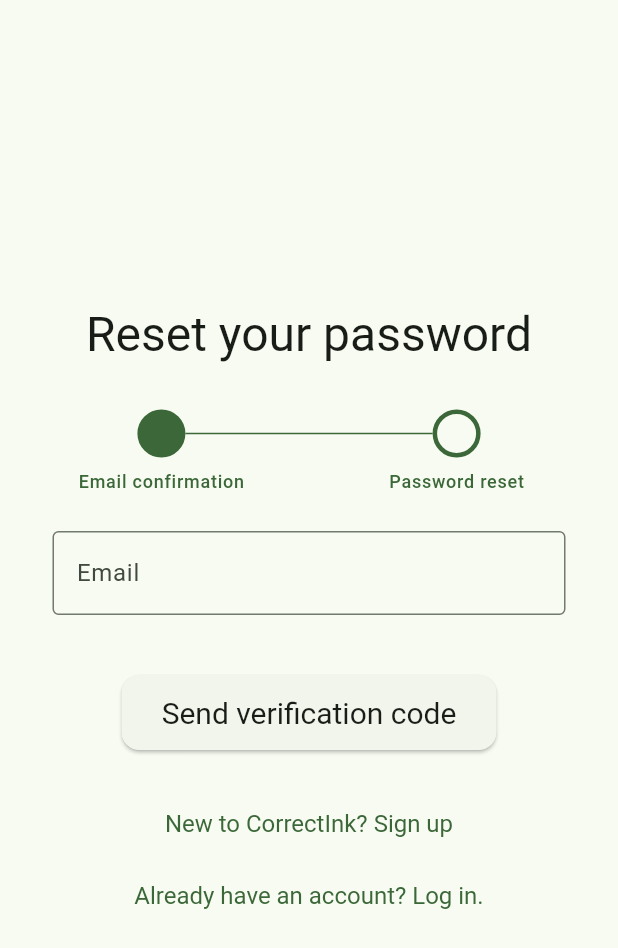
After one commit to AdrienDhmx/CorrectInk, a Flutter app: the ResetPassword screen opened by its route, on a phone screen of 412 x 824 dp. The commit adds this screen. Shown: the top 948 px of the screen. Run offline on Flutter 3.47's test engine with Material 3 defaults, Android fonts, the phone set to English and light mode, and no system bars; drawn by our look-alikes of easy_stepper; our stand-ins replace auto_size_text, carousel_slider, connectivity_plus, csv, file_picker, flutter_local_notifications and 10 more; missing offline and left inert: back_button_interceptor, dart:ffi, markdown; generated files the repository leaves out were written again; statements that could not run were skipped.

Commit message:
feat: reset password

```diff
--- a/frontend/correctink/lib/app/screens/log_in.dart
+++ b/frontend/correctink/lib/app/screens/log_in.dart
@@ -63,6 +63,12 @@ class _LogInState extends State<LogIn> {
                       GoRouter.of(context).go(RouterHelper.signupRoute);
                     }
                   ),
+                  linkButton(context,
+                      text: 'Forgot your password ?'.i18n(),
+                      onPressed: () {
+                        GoRouter.of(context).go(RouterHelper.resetPasswordRoute);
+                      }
+                  ),
                 ],
               ),
             ),
--- /dev/null
+++ b/frontend/correctink/lib/app/screens/reset_password_page.dart
@@ -0,0 +1,278 @@
+import 'dart:convert';
+
+import 'package:correctink/blocs/password_form.dart';
+import 'package:correctink/widgets/countdown_timer.dart';
+import 'package:correctink/widgets/snackbars_widgets.dart';
+import 'package:easy_stepper/easy_stepper.dart';
+import 'package:flutter/material.dart';
+import 'package:go_router/go_router.dart';
+import 'package:localization/localization.dart';
+import 'package:provider/provider.dart';
+import 'package:http/http.dart' as http;
+
+import '../../utils/router_helper.dart';
+import '../../widgets/buttons.dart';
+import '../../widgets/widgets.dart';
+import '../data/app_services.dart';
+
+
+class ResetPassword extends StatefulWidget {
+  const ResetPassword({super.key});
+
+  @override
+  State<StatefulWidget> createState() => _ResetPassword();
+}
+
+class _ResetPassword extends State<ResetPassword> {
+  late TextEditingController _emailController;
+  late TextEditingController _confirmCodeController;
+  late String password = "";
+  late bool isPasswordStrong = false;
+  late bool passwordEqual = false;
+  late int currentStep = 1;
+
+  late int confirmCode = -1;
+  late bool askConfirmCode = false;
+  late bool waiting = false;
+
+  @override
+  void initState() {
+    _emailController = TextEditingController();
+    _confirmCodeController = TextEditingController()..addListener(() {
+      if(int.tryParse(_confirmCodeController.text) == confirmCode) {
+        setState(() {
+          currentStep = 2;
+        });
+      }
+    });
+    super.initState();
+  }
+
+  @override
+  void dispose() {
+    _emailController.dispose();
+    _confirmCodeController.dispose();
+    super.dispose();
+  }
+
+  @override
+  Widget build(BuildContext context) {
+    final theme = Theme.of(context).colorScheme;
+    return Scaffold(
+      body: SafeArea(
+        child: Form(
+          child: Stack(
+            children: [
+              Align(
+                alignment: Alignment.center,
+                child: SingleChildScrollView(
+                  child: Padding(
+                    padding: const EdgeInsets.symmetric(horizontal: 20.0),
+                    child: Container(
+                      constraints: const BoxConstraints(minWidth: 250, maxWidth: 1000),
+                      child: Column(
+                        mainAxisAlignment: MainAxisAlignment.center,
+                        children: [
+                          const SizedBox(height: 20,),
+                          Text('Reset your password'.i18n(), style: Theme.of(context).textTheme.headlineLarge),
+                          const SizedBox(height: 20,),
+                          EasyStepper(activeStep: currentStep,
+                            showLoadingAnimation: false,
+                            lineLength: MediaQuery.of(context).size.width * 0.4,
+                            lineSpace: 2,
+                            lineType: LineType.normal,
+                            defaultLineColor: theme.onBackground.withAlpha(160),
+                            finishedLineColor: theme.primary,
+                            activeStepTextColor: theme.primary,
+                            finishedStepTextColor: theme.primary,
+                            internalPadding: 0,
+                            stepRadius: 16,
+                            showStepBorder: true,
+                            borderThickness: 3,
+                            enableStepTapping: false,
+                            steps: [
+                              EasyStep(
+                                customStep: Container(
+                                ),
+                                title: 'Email confirmation'.i18n(),
+                              ),
+                              EasyStep(
+                                customStep: Container(
+                                ),
+                                title: 'Password reset'.i18n(),
+                              ),
+                            ],
+                          ),
+                          if(currentStep == 1) ... [
+                            if(!askConfirmCode)...[
+                              loginField(_emailController, labelText: "Email".i18n(), hintText: "Email reset password hint".i18n()),
+                              elevatedButton(context,
+                                  child: Text('Send verification code'.i18n()),
+                                  onPressed: () => _sendVerificationMail(context, _emailController.text),
+                              ),
+                            ]
+                            else...[
+                              Padding(
+                                padding: const EdgeInsets.symmetric(horizontal: 20.0),
+                                child: Text(
+                                  "Reset password security code".i18n(),
+                                  style: TextStyle(
+                                    color: Theme.of(context).colorScheme.secondary,
+                                    fontSize: 16,
+                                      fontWeight: FontWeight.w500
+                                  ),
+                                  textAlign: TextAlign.center,
+                                ),
+                              ),
+                              Padding(
+                                padding: const EdgeInsets.all(8.0),
+                                child: CountDownTimer(secondsRemaining: 300,
+                                  whenTimeExpires: () {
+                                    setState(() {
+                                      confirmCode = -1;
+                                      askConfirmCode = false;
+                                      _confirmCodeController.text = "";
+                                    });
+                                  },
+                                  countDownTimerStyle: TextStyle(
+                                    color: Theme.of(context).colorScheme.primary,
+                                    fontSize: 18.0,
+                                    height: 1.2,
+                                    fontWeight: FontWeight.w600
+                                  ),
+                                ),
+                              ),
+                              Padding(
+                                padding: const EdgeInsets.symmetric(vertical: 12),
+                                child: TextFormField(
+                                    controller: _confirmCodeController,
+                                    keyboardType: TextInputType.number,
+                                    decoration: InputDecoration(
+                                      border: const OutlineInputBorder(),
+                                      labelText: "Enter the code you received by mail".i18n(),
+                                    )
+                                ),
+                              ),
+                              const SizedBox(height: 10,),
+                            ]
+                          ]
+                          else... [
+                            PasswordForm(onPasswordChanged: (valid, equal, newPassword) {
+                              setState(() {
+                                isPasswordStrong = valid;
+                                passwordEqual = equal;
+                                password = newPassword;
+                              });
+                            }),
+                            elevatedButton(context,
+                                child: Text('Reset password'.i18n()),
+                                onPressed: () => resetPassword(_emailController.text),
+                                background: Theme.of(context).colorScheme.primaryContainer
+                            ),
+                          ],
+                          Wrap(
+                            spacing: 10,
+                            alignment: WrapAlignment.center,
+                            children: [
+                              linkButton(context,
+                                  text: 'Login hint'.i18n(),
+                                  onPressed: () {
+                                    GoRouter.of(context).go(RouterHelper.signupRoute);
+                                  }
+                              ),
+                              linkButton(context,
+                                  text: 'Sign up hint'.i18n(),
+                                  onPressed: () {
+                                    GoRouter.of(context).go(RouterHelper.loginRoute);
+                                  }
+                              ),
+                            ],
+                          ),
+                          const SizedBox(height: 20,),
+                        ],
+                      ),
+                    ),
+                  ),
+                ),
+              ),
+              if(waiting)
+                waitingIndicator(),
+            ],
+          ),
+        ),
+      ),
+    );
+  }
+
+  void _sendVerificationMail(BuildContext context, String email) async {
+    if(!RegExp(r'\b[A-Za-z0-9._%+-]+@[A-Za-z0-9.-]+\.[A-Z|a-z]{2,}\b').hasMatch(_emailController.text)) {
+      errorMessageSnackBar(context, "Error".i18n(), "Error email invalid".i18n()).show(context);
+      return;
+    }
+
+    try {
+      setState(() {
+        waiting = true;
+      });
+      final body = {
+        "email": email
+      };
+      final result = await http.post(
+          Uri.parse("http://localhost:3000/api/reset-password"),
+          body: jsonEncode(body),
+        );
+
+      if(result.statusCode == 200) {
+          final resultBody = jsonDecode(result.body) as Map<String, dynamic>;
+          setState(() {
+            askConfirmCode = true;
+            confirmCode = resultBody.values.first;
+            waiting = false;
+          });
+      } else {
+        if(context.mounted) {
+          errorMessageSnackBar(context,"Error".i18n(),  result.body).show(context);
+        }
+      }
+    } catch (err) {
+      if(context.mounted) {
+        errorMessageSnackBar(context,"Error".i18n(),  "The mail could not be send, verify your email address and try again.").show(context);
+      }
+    }
+    setState(() {
+      waiting = false;
+    });
+  }
+
+  void resetPassword(String email) async {
+    if(!isPasswordStrong){
+      errorMessageSnackBar(context,"Error".i18n(),  "Error password weak".i18n()).show(context);
+      return;
+    } else if(!passwordEqual) {
+      errorMessageSnackBar(context,"Error".i18n(),  "Error password not equal".i18n()).show(context);
+      return;
+    }
+
+    final appServices = Provider.of<AppServices>(context, listen: false);
+    try{
+      await appServices.app.emailPasswordAuthProvider.callResetPasswordFunction(email, password);
+      if(context.mounted) {
+        GoRouter.of(context).go(RouterHelper.loginRoute);
+        successMessageSnackBar(context, "Password changed!", icon: Icons.done_rounded, description: "You can now login to your account with this new password.").show(context);
+      }
+    } catch(error) {
+      if(mounted) {
+        errorMessageSnackBar(context,"Error".i18n(), "Your email is not linked to an account.").show(context);
+      }
+      setState(() {
+        askConfirmCode = false;
+        confirmCode = -1;
+        currentStep = 1;
+        passwordEqual = false;
+        password = "";
+        isPasswordStrong = false;
+        _confirmCodeController.text = "";
+      });
+    }
+  }
+}
--- a/frontend/correctink/lib/utils/router_helper.dart
+++ b/frontend/correctink/lib/utils/router_helper.dart
@@ -3,6 +3,7 @@ import 'package:correctink/app/screens/inbox_message_page.dart';
 import 'package:correctink/app/screens/inbox_page.dart';
 import 'package:correctink/app/screens/learn/cards_carousel.dart';
 import 'package:correctink/app/screens/profile_page.dart';
+import 'package:correctink/app/screens/reset_password_page.dart';
 import 'package:correctink/app/services/localization.dart';
 import 'package:flutter/material.dart';
 import 'package:go_router/go_router.dart';
@@ -23,6 +24,7 @@ import '../app/services/theme.dart';
 class RouterHelper{
   static const String loginRoute = '/login';
   static const String signupRoute = '/signup';
+  static const String resetPasswordRoute = '/resetPassword';
   static const String taskLibraryRoute = '/tasks';
   static const String taskRoute = '$taskLibraryRoute/:taskId';
   static const String setLibraryRoute = '/sets';
@@ -104,6 +106,12 @@ class RouterHelper{
               path: RouterHelper.signupRoute,
               builder: (BuildContext context, GoRouterState state) {
                 return const Signup();
+              },
+            ),
+            GoRoute(
+              path: RouterHelper.resetPasswordRoute,
+              builder: (BuildContext context, GoRouterState state) {
+                return const ResetPassword();
               },
             ),
             GoRoute(
--- a/frontend/correctink/pubspec.yaml
+++ b/frontend/correctink/pubspec.yaml
@@ -33,7 +33,7 @@ dependencies:
   markdown: ^7.1.1
   flutter_markdown: ^0.6.17
   url_launcher: ^6.1.12
-  http: ^0.13.4
+  http: ^0.13.6
   easy_stepper: ^0.7.3
   back_button_interceptor: ^7.0.0
   carousel_slider: ^4.2.1
```
Also changed, not shown: frontend/correctink/assets/i18n/en_US.json (+9 -0 lines), frontend/correctink/assets/i18n/fr_FR.json (+9 -0 lines), frontend/correctink/lib/app/screens/signup.dart (+20 -91 lines), frontend/correctink/lib/blocs/password_form.dart (added, +109 -0 lines), frontend/correctink/lib/widgets/countdown_timer.dart (added, +90 -0 lines), frontend/correctink/pubspec.lock, 1 other file.
